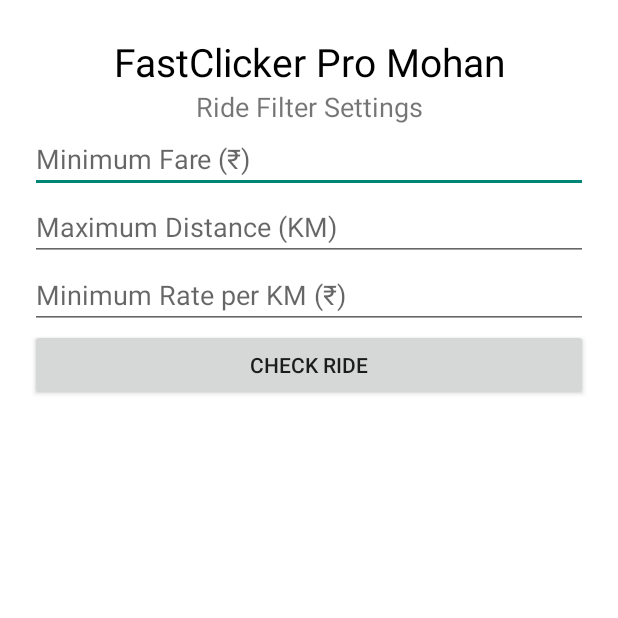
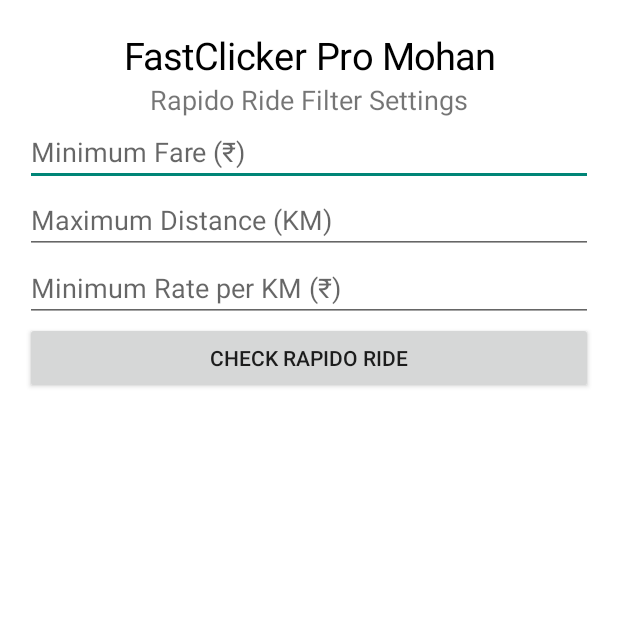
Before and after one commit to ap16bj7715mohan-gif/FastClicker-Pro-Mohan, an Android app: the screen it shows after launch (MainActivity), on a phone screen of 412 x 824 dp, the top half of it. Run offline under Robolectric (Android 15) with nearby library versions, the phone set to English and light mode, and no system bars.

Commit message:
Update Rapido Ride Filter

```diff
--- a/app/src/main/java/com/mohan/fastclicker/MainActivity.java
+++ b/app/src/main/java/com/mohan/fastclicker/MainActivity.java
@@ -5,8 +5,8 @@ import android.app.Activity;
 import android.os.Bundle;
 import android.graphics.Color;
 import android.view.Gravity;
-import android.view.View;
 import android.widget.*;
+import android.text.InputType;
 
 public class MainActivity extends Activity {
 
@@ -19,18 +19,18 @@ public class MainActivity extends Activity {
 
         LinearLayout layout = new LinearLayout(this);
         layout.setOrientation(LinearLayout.VERTICAL);
-        layout.setPadding(30, 35, 30, 30);
+        layout.setPadding(25, 30, 25, 30);
         layout.setBackgroundColor(Color.WHITE);
 
         TextView title = new TextView(this);
         title.setText("FastClicker Pro Mohan");
-        title.setTextSize(26);
+        title.setTextSize(25);
         title.setTextColor(Color.BLACK);
         title.setGravity(Gravity.CENTER);
         layout.addView(title);
 
         TextView subtitle = new TextView(this);
-        subtitle.setText("Ride Filter Settings");
+        subtitle.setText("Rapido Ride Filter Settings");
         subtitle.setTextSize(18);
         subtitle.setGravity(Gravity.CENTER);
         layout.addView(subtitle);
@@ -40,7 +40,7 @@ public class MainActivity extends Activity {
         minRate = addInput(layout, "Minimum Rate per KM (₹)");
 
         Button check = new Button(this);
-        check.setText("CHECK RIDE");
+        check.setText("CHECK RAPIDO RIDE");
         layout.addView(check);
 
         result = new TextView(this);
@@ -48,31 +48,25 @@ public class MainActivity extends Activity {
         result.setPadding(10, 25, 10, 25);
         layout.addView(result);
 
-        check.setOnClickListener(new View.OnClickListener() {
-            @Override
-            public void onClick(View v) {
+        check.setOnClickListener(v -> {
             try {
-                    double fare = Double.parseDouble(
-                        minFare.getText().toString());
-                    double distance = Double.parseDouble(
-                        maxDistance.getText().toString());
-                    double rate = Double.parseDouble(
-                        minRate.getText().toString());
+                double fare = Double.parseDouble(minFare.getText().toString());
+                double distance = Double.parseDouble(maxDistance.getText().toString());
+                double rate = Double.parseDouble(minRate.getText().toString());
 
-                    if (fare < 0 || distance <= 0 || rate < 0) {
-                        result.setText("Enter valid filter values");
+                if (fare <= 0 || distance <= 0 || rate <= 0) {
+                    result.setText("Enter valid values");
                     return;
                 }
 
                 double perKm = fare / distance;
 
-                    if (fare >= rate * distance) {
-                        result.setText(
-                            "RIDE MATCHED!\nFare: ₹" + fare +
-                            "\nDistance: " + distance + " KM" +
-                            "\nRate: ₹" + String.format("%.2f", perKm)
-                            + " / KM");
-                        result.setTextColor(Color.rgb(0, 130, 0));
+                if (fare >= 100 && distance <= 10 && perKm >= rate) {
+                    result.setText("RIDE MATCHED!\nFare: ₹" + fare
+                            + "\nDistance: " + distance
+                            + " KM\nRate: ₹" + String.format("%.2f", perKm)
+                            + "/KM");
+                    result.setTextColor(Color.rgb(0,130,0));
                 } else {
                     result.setText("RIDE NOT MATCHED");
                     result.setTextColor(Color.RED);
@@ -80,7 +74,6 @@ public class MainActivity extends Activity {
 
             } catch (Exception e) {
                 result.setText("Please enter all values");
-                }
             }
         });
 
@@ -90,7 +83,8 @@ public class MainActivity extends Activity {
     private EditText addInput(LinearLayout layout, String hint) {
         EditText input = new EditText(this);
         input.setHint(hint);
-        input.setInputType(8194);
+        input.setInputType(InputType.TYPE_CLASS_NUMBER
+                | InputType.TYPE_NUMBER_FLAG_DECIMAL);
         layout.addView(input);
         return input;
     }
```
Lines whose indentation alone changed are shown as unchanged.
